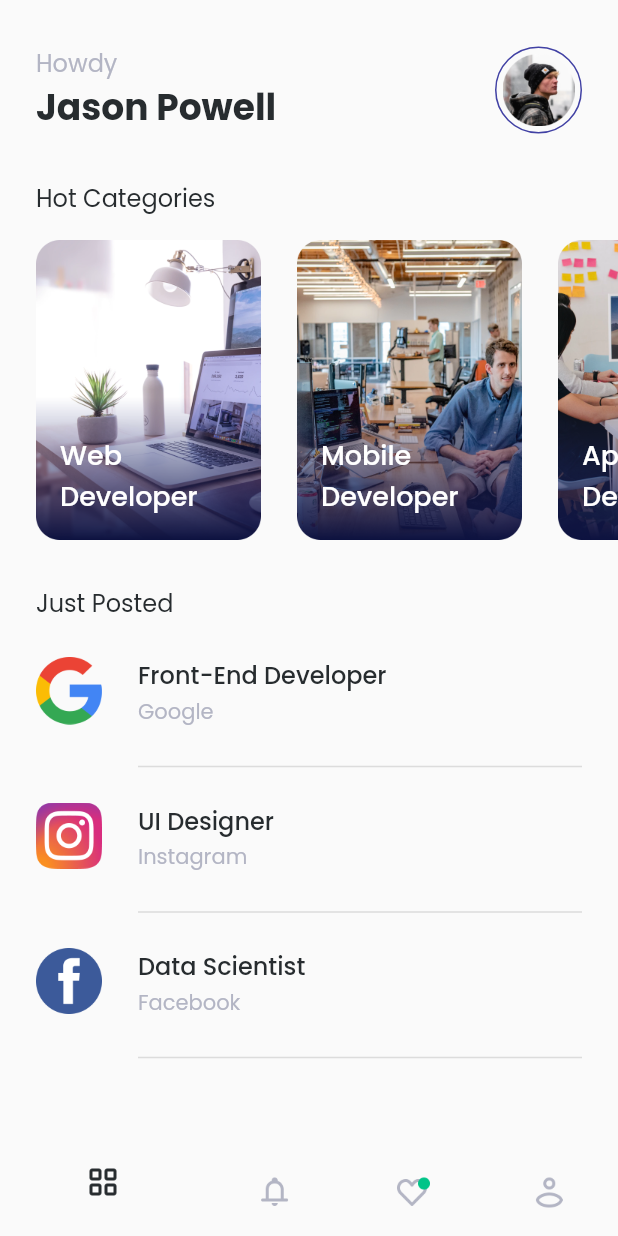
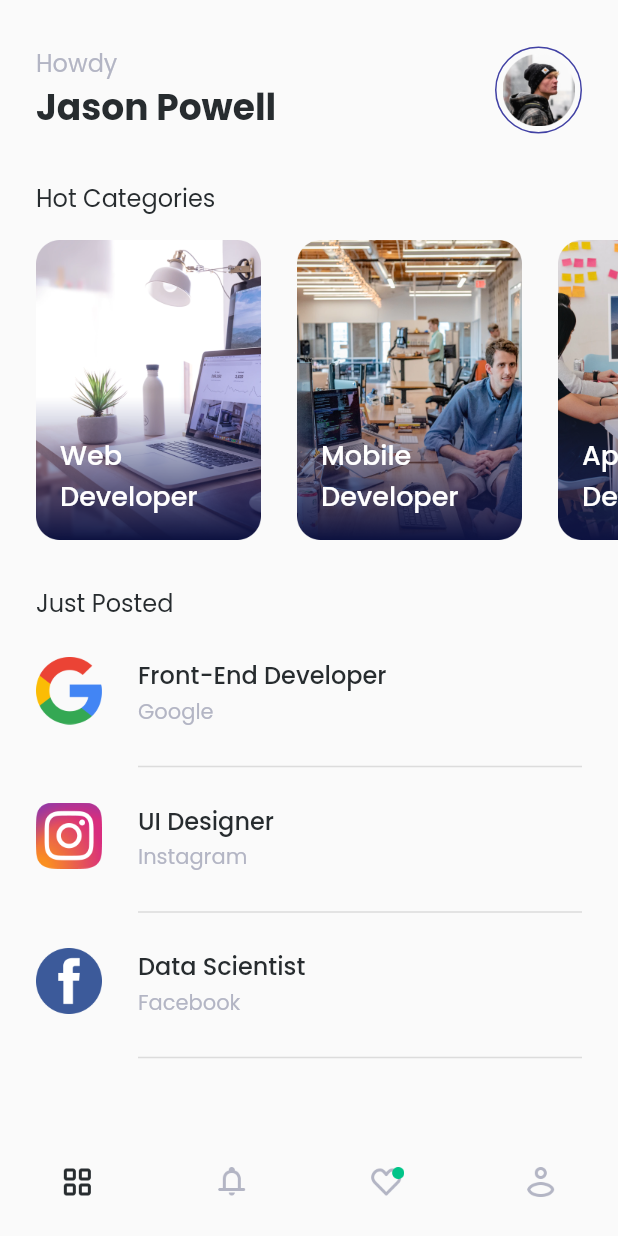
Before and after one commit to taufiqsejati/future_jobs, a Flutter app: the HomePage screen opened by its route, on a phone screen of 412 x 824 dp. Run offline on Flutter 3.47's test engine with Material 2 defaults, Android fonts, the phone set to English and light mode, and no system bars; our stand-ins replace email_validator, google_fonts.

Commit message:
out now on Playstore

```diff
--- a/lib/pages/detail_page.dart
+++ b/lib/pages/detail_page.dart
@@ -266,7 +266,7 @@ class _DetailPageState extends State<DetailPage> {
     }
 
     return Scaffold(
-      body: Center(
+      body: SafeArea(
         child: ListView(
           padding: EdgeInsets.symmetric(
             horizontal: defaultMargin,
--- a/lib/pages/home_page.dart
+++ b/lib/pages/home_page.dart
@@ -163,8 +163,16 @@ class HomePage extends StatelessWidget {
     }
 
     Widget bottomNavBar() {
-      return BottomNavigationBar(
+      return Container(
+        margin: const EdgeInsets.only(top: 30),
+        child: BottomNavigationBar(
+          showSelectedLabels: false,
+          unselectedItemColor: Color(0xffB3B54),
+          selectedItemColor: Color(0xff272c2f),
+          type: BottomNavigationBarType.fixed,
+          currentIndex: 0,
           elevation: 0,
+          iconSize: 24,
           items: [
             BottomNavigationBarItem(
               icon: Image.asset(
@@ -195,6 +203,7 @@ class HomePage extends StatelessWidget {
               label: '',
             ),
           ],
+        ),
       );
     }
 
```
Also changed, not shown: 8 other files. Lines whose indentation alone changed are shown as unchanged.
